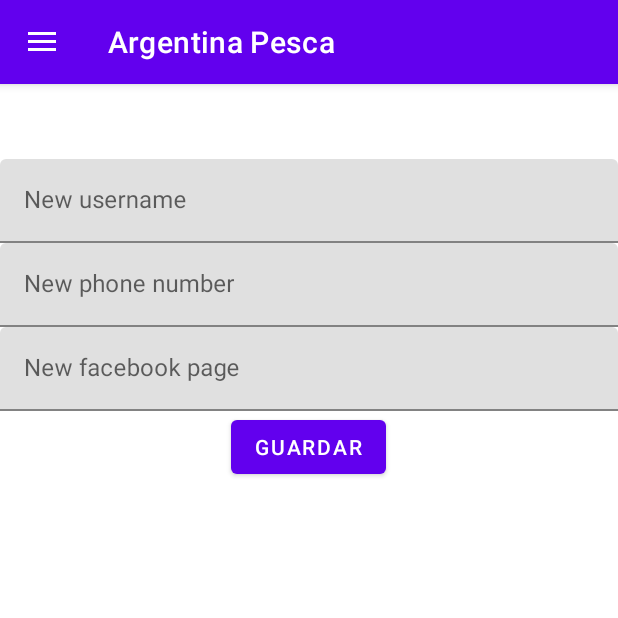
After one commit to juannpmari/android-fishing-app, an Android app: the editProfileFragment screen opened through its navigation route, on a phone screen of 412 x 824 dp, the top half of it. The commit adds this screen. Run offline under Robolectric (Android 15) with nearby library versions, the phone set to English and light mode, and no system bars; our stand-ins replace Firebase (no records; nobody signed in at launch, a user with empty details on screens opened directly); pictures from the network do not load.

Commit message:
editProfile issue solved

```diff
--- a/app/src/main/java/com/argentinapesca/argentinapesca/ui/home/ProfileFragment.kt
+++ b/app/src/main/java/com/argentinapesca/argentinapesca/ui/home/ProfileFragment.kt
@@ -11,6 +11,7 @@ import androidx.navigation.fragment.findNavController
 import com.argentinapesca.argentinapesca.R
 import com.argentinapesca.argentinapesca.data.model.UserData
 import com.argentinapesca.argentinapesca.data.remote.auth.AuthDataSource
+import com.argentinapesca.argentinapesca.databinding.FragmentEditProfileBinding
 import com.argentinapesca.argentinapesca.databinding.FragmentProfileBinding
 import com.argentinapesca.argentinapesca.presentation.auth.AuthViewModel
 import com.argentinapesca.argentinapesca.presentation.auth.AuthViewModelFactory
@@ -51,9 +52,7 @@ class ProfileFragment : Fragment(R.layout.fragment_profile) {
         }
 
         binding.btnEdit.setOnClickListener{
-            viewModel.editUserInfo("nuevoUSer","nuevoFace","nuevoCel").observe(viewLifecycleOwner){
-            }
-
+            findNavController().navigate(ProfileFragmentDirections.actionProfileFragmentToEditProfileFragment())
         }
 
     }
--- /dev/null
+++ b/app/src/main/java/com/argentinapesca/argentinapesca/ui/home/editProfileFragment.kt
@@ -0,0 +1,46 @@
+package com.argentinapesca.argentinapesca.ui.home
+
+import android.os.Bundle
+import androidx.fragment.app.Fragment
+import android.view.LayoutInflater
+import android.view.View
+import android.view.ViewGroup
+import android.widget.Toast
+import androidx.fragment.app.viewModels
+import androidx.navigation.fragment.findNavController
+import com.argentinapesca.argentinapesca.R
+import com.argentinapesca.argentinapesca.data.remote.auth.AuthDataSource
+import com.argentinapesca.argentinapesca.databinding.FragmentEditProfileBinding
+import com.argentinapesca.argentinapesca.databinding.FragmentProfileBinding
+import com.argentinapesca.argentinapesca.presentation.auth.AuthViewModel
+import com.argentinapesca.argentinapesca.presentation.auth.AuthViewModelFactory
+import com.argentinapesca.argentinapesca.repository.auth.AuthRepositoryImpl
+
+class editProfileFragment : Fragment(R.layout.fragment_edit_profile) {
+
+    val viewModel by viewModels<AuthViewModel> {
+        AuthViewModelFactory(
+            AuthRepositoryImpl(
+                AuthDataSource()
+            )
+        )
+    }
+
+    override fun onViewCreated(view: View, savedInstanceState: Bundle?) {
+        super.onViewCreated(view, savedInstanceState)
+
+        val binding = FragmentEditProfileBinding.bind(view)
+
+        binding.btnSave.setOnClickListener {
+            val username = binding.editUsername.text.toString()
+            val faceProfile = binding.editFace.text.toString()
+            val celular = binding.editPhone.text.toString()
+            viewModel.editUserInfo(username, faceProfile, celular).observe(viewLifecycleOwner) {
+            }
+            Toast.makeText(this.requireContext(), "Información actualizada", Toast.LENGTH_SHORT)
+                .show()
+            findNavController().popBackStack()
+            //findNavController().popBackStack() //Si quiero volver al MainScreen
+        }
+    }
+}
--- /dev/null
+++ b/app/src/main/res/layout/fragment_edit_profile.xml
@@ -0,0 +1,50 @@
+<?xml version="1.0" encoding="utf-8"?>
+<LinearLayout xmlns:android="http://schemas.android.com/apk/res/android"
+    xmlns:tools="http://schemas.android.com/tools"
+    android:layout_width="match_parent"
+    android:layout_height="match_parent"
+    android:orientation="vertical"
+    tools:context=".ui.home.editProfileFragment">
+
+    <com.google.android.material.textfield.TextInputLayout
+        android:layout_width="match_parent"
+        android:layout_height="wrap_content"
+        android:layout_marginTop="50dp"
+        android:hint="New username">
+
+        <com.google.android.material.textfield.TextInputEditText
+            android:id="@+id/edit_username"
+            android:layout_width="match_parent"
+            android:layout_height="wrap_content" />
+    </com.google.android.material.textfield.TextInputLayout>
+
+    <com.google.android.material.textfield.TextInputLayout
+        android:layout_width="match_parent"
+        android:layout_height="wrap_content"
+        android:hint="New phone number">
+
+        <com.google.android.material.textfield.TextInputEditText
+            android:id="@+id/edit_phone"
+            android:layout_width="match_parent"
+            android:layout_height="wrap_content" />
+    </com.google.android.material.textfield.TextInputLayout>
+
+    <com.google.android.material.textfield.TextInputLayout
+        android:layout_width="match_parent"
+        android:layout_height="wrap_content"
+        android:hint="New facebook page">
+
+        <com.google.android.material.textfield.TextInputEditText
+            android:id="@+id/edit_face"
+            android:layout_width="match_parent"
+            android:layout_height="wrap_content" />
+    </com.google.android.material.textfield.TextInputLayout>
+
+    <Button
+        android:id="@+id/btn_save"
+        android:layout_width="wrap_content"
+        android:layout_height="wrap_content"
+        android:layout_gravity="center_horizontal"
+        android:text="Guardar" />
+
+</LinearLayout>
--- a/app/src/main/res/layout/fragment_profile.xml
+++ b/app/src/main/res/layout/fragment_profile.xml
@@ -48,7 +48,7 @@
         android:layout_width="wrap_content"
         android:layout_height="wrap_content"
         android:layout_gravity="center_horizontal"
-        android:text="Editar" />
+        android:text="Editar información" />
 
     <TextView
         android:id="@+id/txt_logOut"
--- a/app/src/main/res/navigation/nav_graph.xml
+++ b/app/src/main/res/navigation/nav_graph.xml
@@ -97,5 +97,14 @@
         android:id="@+id/profileFragment"
         android:name="com.argentinapesca.argentinapesca.ui.home.ProfileFragment"
         android:label="fragment_profile"
-        tools:layout="@layout/fragment_profile" />
+        tools:layout="@layout/fragment_profile" >
+        <action
+            android:id="@+id/action_profileFragment_to_editProfileFragment"
+            app:destination="@id/editProfileFragment" />
+    </fragment>
+    <fragment
+        android:id="@+id/editProfileFragment"
+        android:name="com.argentinapesca.argentinapesca.ui.home.editProfileFragment"
+        android:label="fragment_edit_profile"
+        tools:layout="@layout/fragment_edit_profile" />
 </navigation>
```
Also changed, not shown: app/src/main/java/com/argentinapesca/argentinapesca/data/remote/auth/AuthDataSource.kt (+14 -15 lines).
